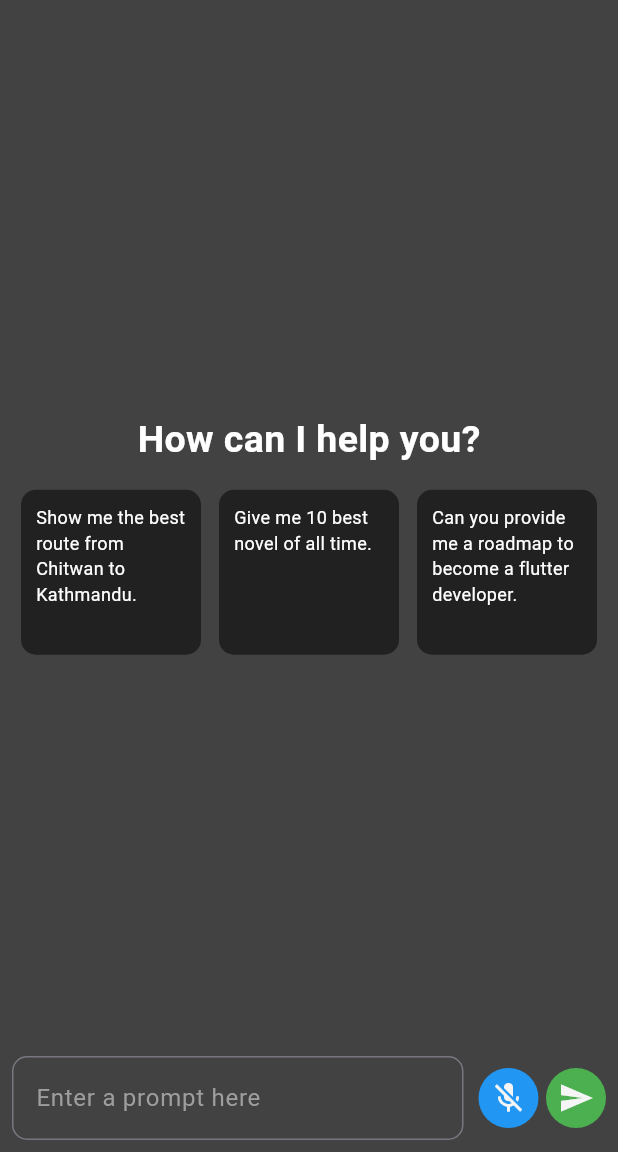
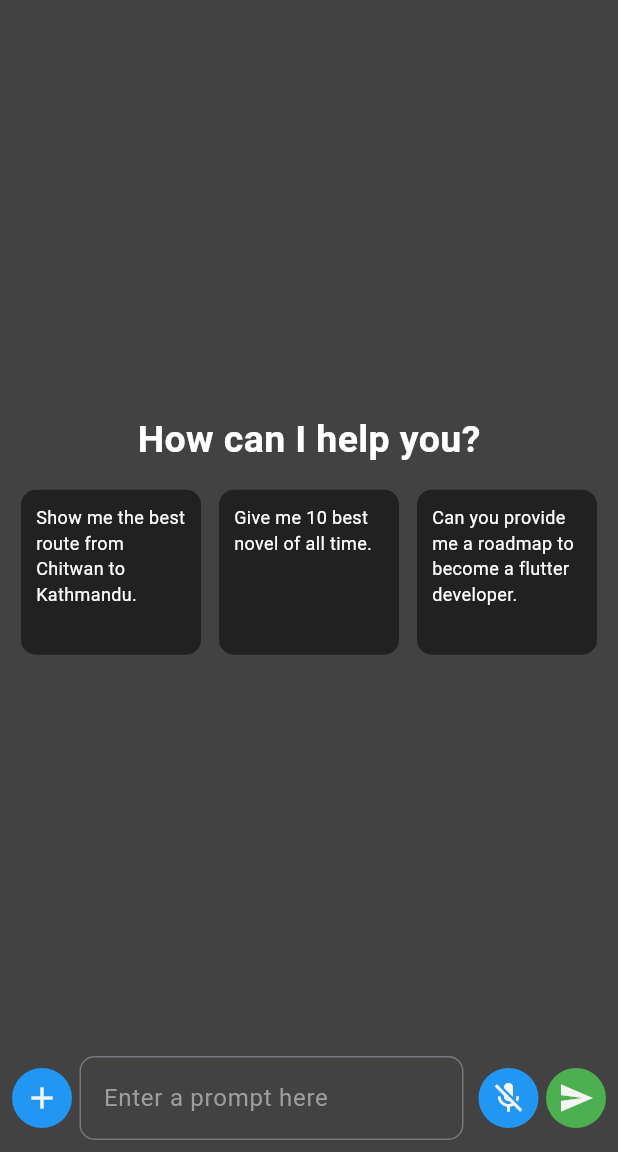
Before and after one commit to PranjalPiya/flutter-gemini, a Flutter app: the screen it shows after launch, on a phone screen of 412 x 824 dp, the part 84-1236 px from its top. Run offline on Flutter 3.47's test engine with Material 3 defaults, Android fonts, the phone set to English and light mode, and no system bars; our stand-ins replace flutter_spinkit, google_generative_ai, permission_handler, speech_to_text.

Commit message:
update: added a container

```diff
--- a/lib/home_screen.dart
+++ b/lib/home_screen.dart
@@ -190,6 +190,32 @@ class _HomePageState extends State<HomePage> {
             //
             Row(
               children: [
+                //
+                Container(
+                  height: 40,
+                  width: 40,
+                  decoration: const BoxDecoration(
+                      color: Colors.blue, shape: BoxShape.circle),
+                  child: IconButton(
+                      onPressed: () {
+                        showModalBottomSheet(
+                          context: context,
+                          builder: (context) {
+                            return const Column(
+                              children: [Text('hehe')],
+                            );
+                          },
+                        );
+                      },
+                      icon: Icon(
+                        Icons.add,
+                        color: iconColor,
+                      )),
+                ),
+                const SizedBox(
+                  width: 5,
+                ),
+                //
                 Expanded(
                   child: TextFormField(
                     onTapOutside: (event) => FocusScope.of(context).unfocus(),
```
